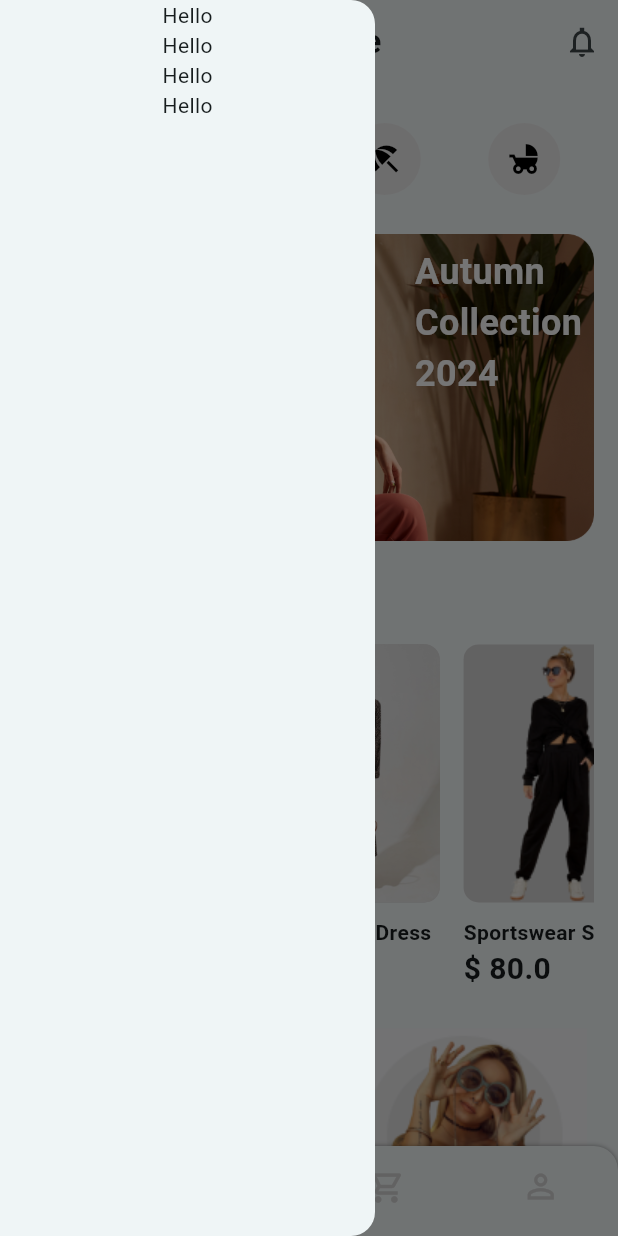
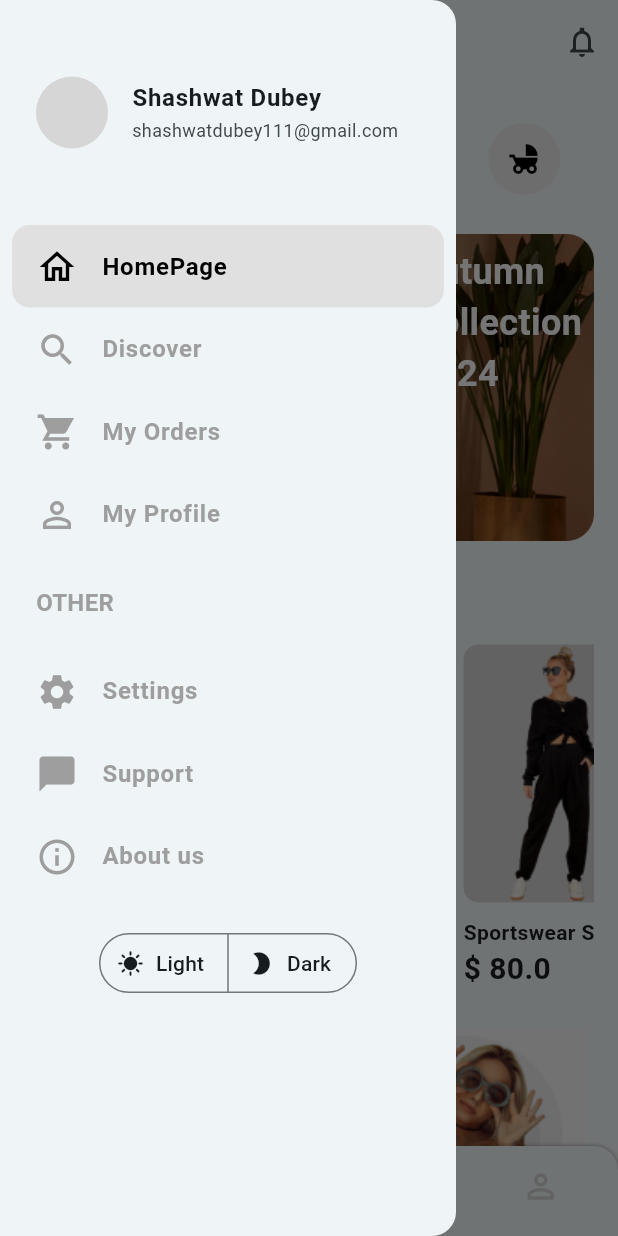
Before and after one commit to Shashwat-111/gemstore, a Flutter app: the screen it shows after launch, with the side drawer open, on a phone screen of 412 x 824 dp. Run offline on Flutter 3.47's test engine with Material 3 defaults, Android fonts, the light colour scheme and no system bars.

Commit message:
added a drawer

```diff
--- a/lib/screens/home_screen.dart
+++ b/lib/screens/home_screen.dart
@@ -74,7 +74,7 @@ class _HomeScreenState extends State<HomeScreen> {
             items: const [
               BottomNavigationBarItem(icon: Icon(Icons.home_filled), label: "home"),
               BottomNavigationBarItem(icon: Icon(Icons.search_sharp), label: "discover"),
-              BottomNavigationBarItem(icon: Icon(Icons.shopping_cart_outlined), label: "myOrders"),
+              BottomNavigationBarItem(icon: Icon(Icons.shopping_cart_sharp), label: "myOrders"),
               BottomNavigationBarItem(icon: Icon(Icons.person_outline_sharp), label: "profile")
             ],
           ),
--- a/lib/widgets/app_drawer.dart
+++ b/lib/widgets/app_drawer.dart
@@ -1,4 +1,7 @@
+import 'package:flutter/cupertino.dart';
 import 'package:flutter/material.dart';
+import 'package:fluxstore/utils/constants.dart';
+import 'package:fluxstore/widgets/list_tile_drawer.dart';
 
 class MyAppDrawer extends StatefulWidget {
   const MyAppDrawer({super.key});
@@ -8,18 +11,61 @@ class MyAppDrawer extends StatefulWidget {
 }
 
 class _MyAppDrawerState extends State<MyAppDrawer> {
+  bool value = true;
+  Set<String> selected = {"dark"};
   @override
   Widget build(BuildContext context) {
-    return const SafeArea(
+    return SafeArea(
       child: Drawer(
-        width: 250,
-        child: Column(
-          children: [
-            Text("Hello"),
-            Text("Hello"),
-            Text("Hello"),
-            Text("Hello"),
-          ],
+        child: Padding(
+          padding: const EdgeInsets.symmetric(horizontal: 8),
+          child: Column(
+            crossAxisAlignment: CrossAxisAlignment.start,
+            children: [
+              SizedBox(
+                width: 290,
+                height: 150,
+                child:Center(
+                  child: ListTile(
+                    leading: CircleAvatar(radius: 24,backgroundColor: Colors.grey[350],),
+                    title: const Text("Shashwat Dubey",style: TextStyle(fontSize: 16,fontWeight: FontWeight.bold),),
+                    subtitle: const Text("shashwatdubey111@gmail.com",style: TextStyle(fontSize: 12,fontWeight: FontWeight.w400),),
+                  ),
+                ),
+              ),
+              ListTileForDrawer(icon: Icons.home_outlined, title: "HomePage", onPressed: (){}),
+              ListTileForDrawer(icon: Icons.search_sharp, title: "Discover", onPressed: (){}),
+              ListTileForDrawer(icon: Icons.shopping_cart_sharp, title: "My Orders", onPressed: (){}),
+              ListTileForDrawer(icon: Icons.person_outline_sharp, title: "My Profile", onPressed: (){}),
+              const SizedBox(height: defaultHeightPadding,),
+              const Row(
+                children: [
+                  //its the default left padding for ListTile widget
+                  SizedBox(width: 16,),
+                  Text("OTHER", style: TextStyle(fontWeight: FontWeight.bold, fontSize: 16,color: Colors.grey),),
+                ],
+              ),
+              const SizedBox(height: defaultHeightPadding,),
+              ListTileForDrawer(icon: Icons.settings, title: "Settings", onPressed: (){}),
+              ListTileForDrawer(icon: Icons.messenger, title: "Support", onPressed: (){}),
+              ListTileForDrawer(icon: Icons.info_outline, title: "About us", onPressed: (){}),
+              const SizedBox(height: defaultHeightPadding,),
+              Center(
+                child: SegmentedButton(
+                  showSelectedIcon: false,
+                  onSelectionChanged: (value){
+                    setState(() {
+                      selected =value;
+                    });
+                  },
+                  segments: const [
+                    ButtonSegment(value: "Light", label: Text("Light"), icon: Icon(Icons.sunny)),
+                    ButtonSegment(value: "Dark", label: Text("Dark"), icon: Icon(Icons.mode_night))
+                  ], selected: selected,),
+              ),
+
+            ],
+          ),
         ),
       ),
     );
--- /dev/null
+++ b/lib/widgets/list_tile_drawer.dart
@@ -0,0 +1,25 @@
+import 'package:flutter/material.dart';
+
+class ListTileForDrawer extends StatelessWidget {
+  final IconData icon;
+  final String title;
+  final Function onPressed;
+  const ListTileForDrawer({super.key, required this.icon, required this.title, required this.onPressed});
+
+  @override
+  Widget build(BuildContext context) {
+    return Container(
+      decoration: BoxDecoration(
+        borderRadius: BorderRadius.all(Radius.circular(12)),
+        // todo make this functional based on the selected value;
+        color: icon == Icons.home_outlined ? Colors.grey[300] : null,
+      ),
+      width: double.infinity,
+      height: 55,
+      child: ListTile(
+        leading: Icon(icon,size: 28,color: icon == Icons.home_outlined ? Colors.black : Colors.grey,),
+        title: Text(title,style: TextStyle(fontSize: 16,fontWeight: FontWeight.bold,color: icon == Icons.home_outlined ? Colors.black : Colors.grey,),),
+      ),
+    );
+  }
+}
```
